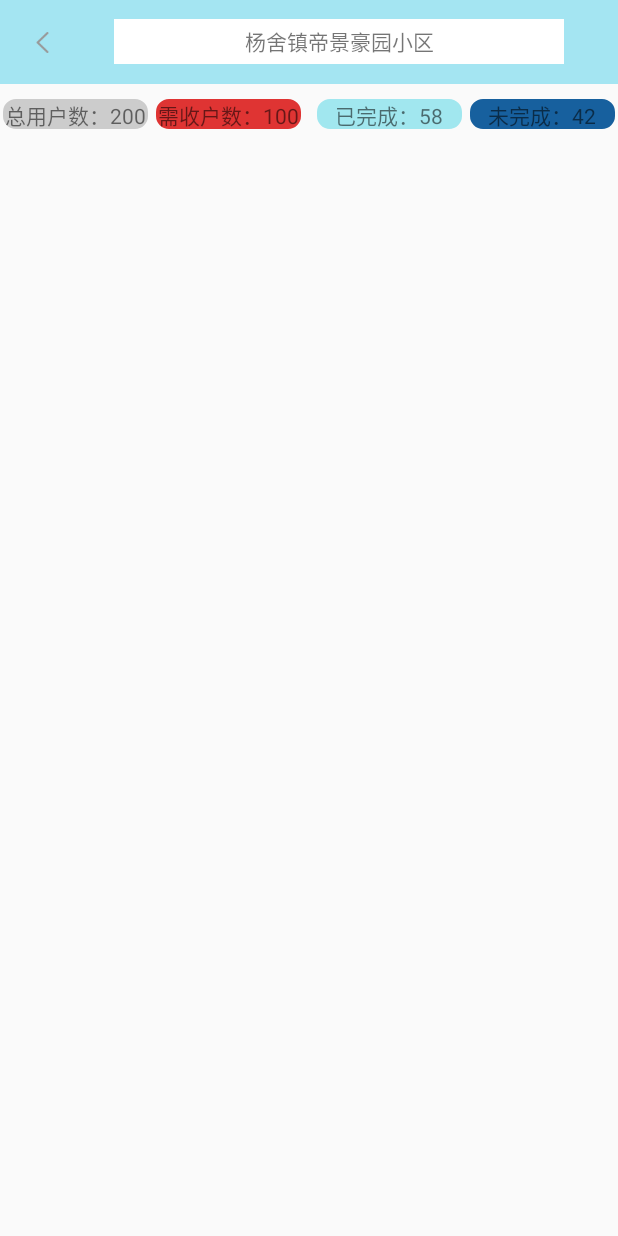
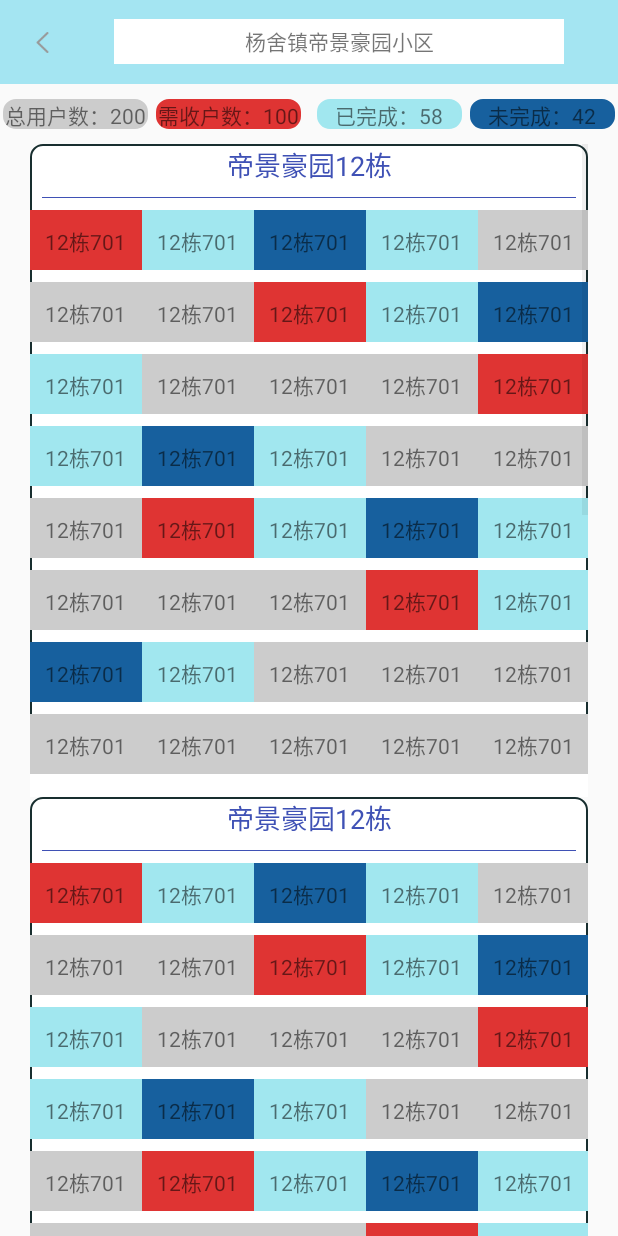
Before and after one commit to fhdis/MealRemoval, an Android app: the CommunityDetail screen opened directly, with no data from a screen before it, on a phone screen of 412 x 824 dp. Run offline under Robolectric (Android 15) with nearby library versions, the phone set to English and light mode, and no system bars.

Commit message:
listview嵌套gridview不显示修改
listview嵌套gridview不显示修改

```diff
--- a/app/src/main/java/mealremoval/shifenshenghuo/com/mealremoval/CommunityDetail.java
+++ b/app/src/main/java/mealremoval/shifenshenghuo/com/mealremoval/CommunityDetail.java
@@ -41,11 +41,7 @@ public class CommunityDetail extends AppCompatActivity {
     private void initData() {
         mDatas=new ArrayList();
         List<CommunityHouseItemBean> listCommunityHouseItemBean= new ArrayList();
-       /* for(int j=0;j<8;j++){
-                CommunityHouseItemBean communityHouseItemBean =new CommunityHouseItemBean("12栋701");
-                listCommunityHouseItemBean.add(communityHouseItemBean);
-        }*/
-        for(int i=0;i<3;i++){
+        for(int i=0;i<5;i++){
             for(int j=0;j<8;j++){
                 android.util.Log.d("testa","j=="+j);
                 CommunityHouseItemBean communityHouseItemBean =new CommunityHouseItemBean("12栋701");
@@ -61,6 +57,7 @@ public class CommunityDetail extends AppCompatActivity {
 
     private void init() {
         lv = (ListView)findViewById(R.id.lv);
+        android.util.Log.d("testa","textview"+(mDatas == null));
         mLAdapter = new ListViewAdapter(mDatas, CommunityDetail.this);
         lv.setAdapter(mLAdapter);
     }
--- a/app/src/main/java/mealremoval/shifenshenghuo/com/mealremoval/GridViewAdapter.java
+++ b/app/src/main/java/mealremoval/shifenshenghuo/com/mealremoval/GridViewAdapter.java
@@ -1,6 +1,8 @@
 package mealremoval.shifenshenghuo.com.mealremoval;
 
 import android.content.Context;
+import android.content.res.Resources;
+import android.graphics.drawable.Drawable;
 import android.view.LayoutInflater;
 import android.view.View;
 import android.view.ViewGroup;
@@ -19,24 +21,24 @@ public class GridViewAdapter extends BaseAdapter {
     private LayoutInflater inflater;
     private List<CommunityHouseItemBean> mDatas;
 
-    public GridViewAdapter(Context mContext, List<CommunityHouseItemBean> mDatas) {
+    public GridViewAdapter(Context mContext, List<CommunityHouseItemBean> mDatasa) {
         this.mContext = mContext;
-        mDatas = mDatas;
+        mDatas = mDatasa;
         inflater = LayoutInflater.from(mContext);
     }
 
     @Override
     public int getCount() {
-        if (mList == null)
+        if (mDatas == null)
             return 0;
-        return this.mList.size();
+        return this.mDatas.size();
     }
 
     @Override
     public Object getItem(int position) {
-        if (mList == null)
+        if (mDatas == null)
             return null;
-        return this.mList.get(position);
+        return this.mDatas.get(position);
     }
 
     @Override
@@ -56,12 +58,28 @@ public class GridViewAdapter extends BaseAdapter {
         } else {
             viewHolder = (ViewHolder) convertView.getTag();
         }
-        if (mList != null) {
-            viewHolder.mTextView.setText(position + "");
-            if((position&1) == 1){
-               // viewHolder.mImageView.setImageResource(R.mipmap.wx);
-            }else{
-               // viewHolder.mImageView.setImageResource(R.mipmap.qq);
+        if (mDatas != null) {
+            viewHolder.mTextView.setText(mDatas.get(position).getHousenumber());
+            if((position==0)|(position==7)|(position==14)|(position==21)|(position==28)){
+                Resources resources=mContext.getResources();
+                Drawable drawable=resources.getDrawable(R.color.colorNeed);
+                viewHolder.mTextView.setBackgroundDrawable(drawable);
+            }else if((position==1)|(position==8)|(position==15)|(position==22)|(position==29)){
+                Resources resources=mContext.getResources();
+                Drawable drawable=resources.getDrawable(R.color.colorFinish);
+                viewHolder.mTextView.setBackgroundDrawable(drawable);
+            }else if((position==2)|(position==9)|(position==16)|(position==23)|(position==30)){
+                Resources resources=mContext.getResources();
+                Drawable drawable=resources.getDrawable(R.color.colorUndo);
+                viewHolder.mTextView.setBackgroundDrawable(drawable);
+            }else if((position==3)|(position==10)|(position==17)|(position==24)|(position==31)){
+                Resources resources=mContext.getResources();
+                Drawable drawable=resources.getDrawable(R.color.colorFinish);
+                viewHolder.mTextView.setBackgroundDrawable(drawable);
+            }else {
+                Resources resources=mContext.getResources();
+                Drawable drawable=resources.getDrawable(R.color.colorAlluser);
+                viewHolder.mTextView.setBackgroundDrawable(drawable);
             }
         }
 
--- a/app/src/main/java/mealremoval/shifenshenghuo/com/mealremoval/Homepage.java
+++ b/app/src/main/java/mealremoval/shifenshenghuo/com/mealremoval/Homepage.java
@@ -56,7 +56,7 @@ public class Homepage extends AppCompatActivity {
         list_xiaoqu.setOnItemClickListener(new AdapterView.OnItemClickListener() {
             @Override
             public void onItemClick(AdapterView<?> adapterView, View view, int i, long l) {
-                ImageView xiaoqu_detail = (ImageView)findViewById(R.id.xiaoqu_detail);
+                ImageView xiaoqu_detail = (ImageView)view.findViewById(R.id.xiaoqu_detail);
                 xiaoqu_detail.setOnClickListener(new View.OnClickListener() {
                     @Override
                     public void onClick(View view) {
--- a/app/src/main/java/mealremoval/shifenshenghuo/com/mealremoval/ListViewAdapter.java
+++ b/app/src/main/java/mealremoval/shifenshenghuo/com/mealremoval/ListViewAdapter.java
@@ -22,10 +22,9 @@ public class ListViewAdapter extends BaseAdapter {
     private GridViewAdapter gridViewAdapter;
     private List<CommunityHouseBean> mDatas;
 
-    public ListViewAdapter(List<CommunityHouseBean> mDatas, Context mContext) {
-        super();
-        //this.mList = mList;
-        mDatas = mDatas;
+    public ListViewAdapter(List<CommunityHouseBean> mDatasa, Context mContext) {
+       // super();
+        mDatas = mDatasa;
         this.mContext = mContext;
     }
 
@@ -69,32 +68,24 @@ public class ListViewAdapter extends BaseAdapter {
 
 
         if (this.mDatas != null) {
-
+            CommunityHouseBean communityHouseBean = mDatas.get(position);
             if (holder.gridView != null) {
-                //ArrayList<HashMap<String, Object>> arrayListForEveryGridView = this.mList.get(position);
-                List<CommunityHouseBean> temp = mDatas;
-                    for (int i = 0; i < temp.size(); i++) {
-                        List<CommunityHouseItemBean> list = temp.get(i).getCommunityHouseItemBeanList();
-                        if(list!=null){
-                            gridViewAdapter = new GridViewAdapter(mContext, list);
+                 android.util.Log.d("testa","gridView"+communityHouseBean.getCommunityHouseItemBeanList().size());
+                gridViewAdapter = new GridViewAdapter(mContext,communityHouseBean.getCommunityHouseItemBeanList() );
                             holder.gridView.setAdapter(gridViewAdapter);
                             setGridViewOnclik(holder.gridView, position);
                             //setGridViewHeight( holder.gridView,convertView);
-                        }
+                      //  }
                     }
+            if (holder.textView != null) {
+                android.util.Log.d("testa","textview"+communityHouseBean.getCommunityName());
+                holder.textView.setText(communityHouseBean.getCommunityName());
+            }
                 }
-                /*for(int i = 0;i<temp.size();i++) {
-                    gridViewAdapter = new GridViewAdapter(mContext, temp.get(i));
-                    holder.gridView.setAdapter(gridViewAdapter);
-                    setGridViewOnclik(holder.gridView, position);
-                    //setGridViewHeight( holder.gridView,convertView);
-                }*/
-            }
-
 
         return convertView;
+    }
 
-    }
     public void setGridViewOnclik(GridView gridView, final int parentPosition) {
         if (gridViewAdapter !=null){
             gridView.setOnItemClickListener(new AdapterView.OnItemClickListener() {
--- a/app/src/main/java/mealremoval/shifenshenghuo/com/mealremoval/PersonSetting.java
+++ b/app/src/main/java/mealremoval/shifenshenghuo/com/mealremoval/PersonSetting.java
@@ -26,7 +26,7 @@ public class PersonSetting extends AppCompatActivity {
                 finish();
             }
         });
-        ArrayAdapter<String> arrayAdapter = new ArrayAdapter<String>(PersonSetting.this,R.layout.homepage_xiaoqu_item,R.id.tv_xiaoqu_name,new String []{"张家港市杨舍镇帝景豪园小区(200户)","张家港市杨舍镇东方明珠(150户)","张家港市杨舍镇农联花苑(200户)"}
+        ArrayAdapter<String> arrayAdapter = new ArrayAdapter<String>(PersonSetting.this,R.layout.xiaoqu_item,R.id.item,new String []{"帝景豪园11栋，12栋，13栋，14栋，15栋，16栋","东方明珠11栋，12栋，13栋，14栋，15栋，16栋","农联花园11栋，12栋，13栋，14栋，15栋，16栋"}
         );
         list_xiaoqu.setAdapter(arrayAdapter);
     }
--- /dev/null
+++ b/app/src/main/res/drawable/community_shape.xml
@@ -0,0 +1,14 @@
+<?xml version="1.0" encoding="utf-8"?>
+<shape xmlns:android="http://schemas.android.com/apk/res/android">
+    <solid android:color="#FFFFFF" />
+    <corners
+        android:topLeftRadius="8dp"
+        android:topRightRadius="8dp"
+        android:bottomRightRadius="8dp"
+        android:bottomLeftRadius="8dp"/>
+    <stroke
+        android:width="1dp"
+        android:color="#182E2F"
+        />
+
+</shape>
--- a/app/src/main/res/layout/community_detail.xml
+++ b/app/src/main/res/layout/community_detail.xml
@@ -74,11 +74,13 @@
         android:layout_marginLeft="20dp"
         android:layout_marginRight="20dp"
         android:layout_marginTop="10dp"
-        android:background="@drawable/community_shape_finish">
+        >
         <ListView
             android:id="@+id/lv"
             android:layout_width="match_parent"
             android:layout_height="wrap_content"
+            android:divider="#FFFFFF"
+            android:dividerHeight="15dp"
              />
     </LinearLayout>
 </LinearLayout>
--- a/app/src/main/res/layout/gridview_item.xml
+++ b/app/src/main/res/layout/gridview_item.xml
@@ -2,7 +2,8 @@
 <LinearLayout xmlns:android="http://schemas.android.com/apk/res/android"
     android:layout_width="match_parent"
     android:layout_height="wrap_content"
-    android:orientation="vertical" >
+    android:orientation="vertical"
+    android:background="@drawable/community_shape">
     <TextView
         android:layout_width="match_parent"
         android:layout_height="wrap_content"
@@ -12,6 +13,13 @@
         android:id="@+id/community_name"
         android:textColor="@color/colorPrimary"
         />
+
+    <View
+        android:layout_width="match_parent"
+        android:layout_height="0.5dp"
+        android:layout_margin="@dimen/margin_8"
+        android:background="@color/colorPrimary"/>
+
     <mealremoval.shifenshenghuo.com.mealremoval.fixedGridView
         android:id="@+id/fixed_gridView"
         android:layout_width="match_parent"
@@ -22,10 +30,6 @@
         android:stretchMode="columnWidth"
         ></mealremoval.shifenshenghuo.com.mealremoval.fixedGridView>
 
-    <View
-        android:layout_width="match_parent"
-        android:layout_height="0.5dp"
-        android:layout_margin="@dimen/margin_8"
-        android:background="@color/colorPrimary"/>
+
 
 </LinearLayout>
--- a/app/src/main/res/values/colors.xml
+++ b/app/src/main/res/values/colors.xml
@@ -3,4 +3,9 @@
     <color name="colorPrimary">#3F51B5</color>
     <color name="colorPrimaryDark">#303F9F</color>
     <color name="colorAccent">#FF4081</color>
+
+    <color name="colorAlluser">#CCCCCC</color>
+    <color name="colorNeed">#DF3433</color>
+    <color name="colorFinish">#A1E7EF</color>
+    <color name="colorUndo">#17609E</color>
 </resources>
```
